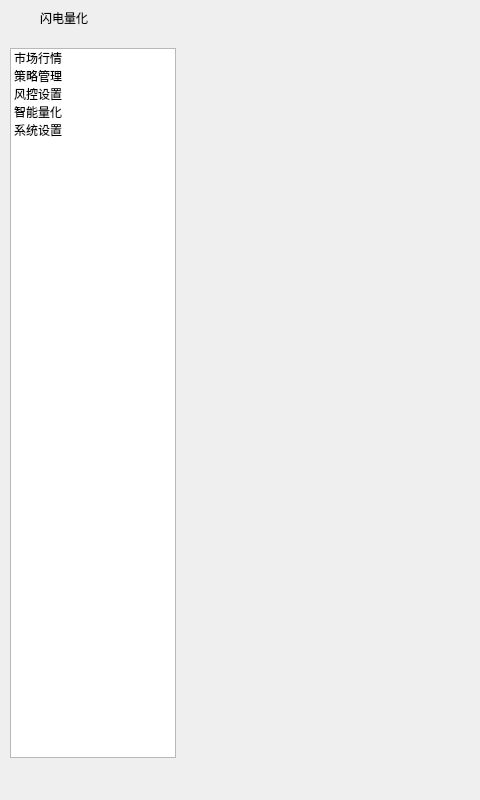
Before: the Qt Designer form Mary/components/CMainWindow.ui in fengwanggangx/Mary, drawn with Qt 5; both pictures show x 0 to 480 and y 0 to 800 of the 1280 by 800 pixel window.
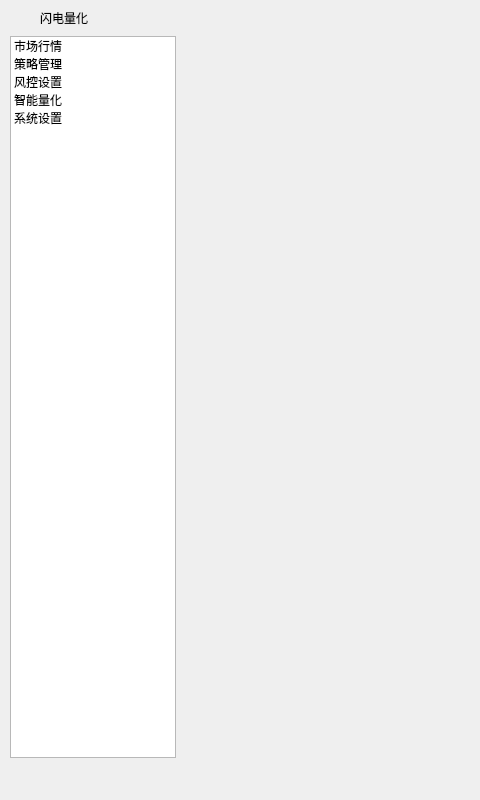
After: the same form once the commit is applied. Custom widgets are drawn as their Qt base class.

Commit message: style 代码优化

Diff of the .ui file:
```diff
--- a/Mary/components/CMainWindow.ui
+++ b/Mary/components/CMainWindow.ui
@@ -260,7 +260,7 @@
 										<number>10</number>
 									</property>
 									<property name="topMargin">
-										<number>12</number>
+										<number>0</number>
 									</property>
 									<property name="rightMargin">
 										<number>0</number>
```
The commit also changes 2 other files.
